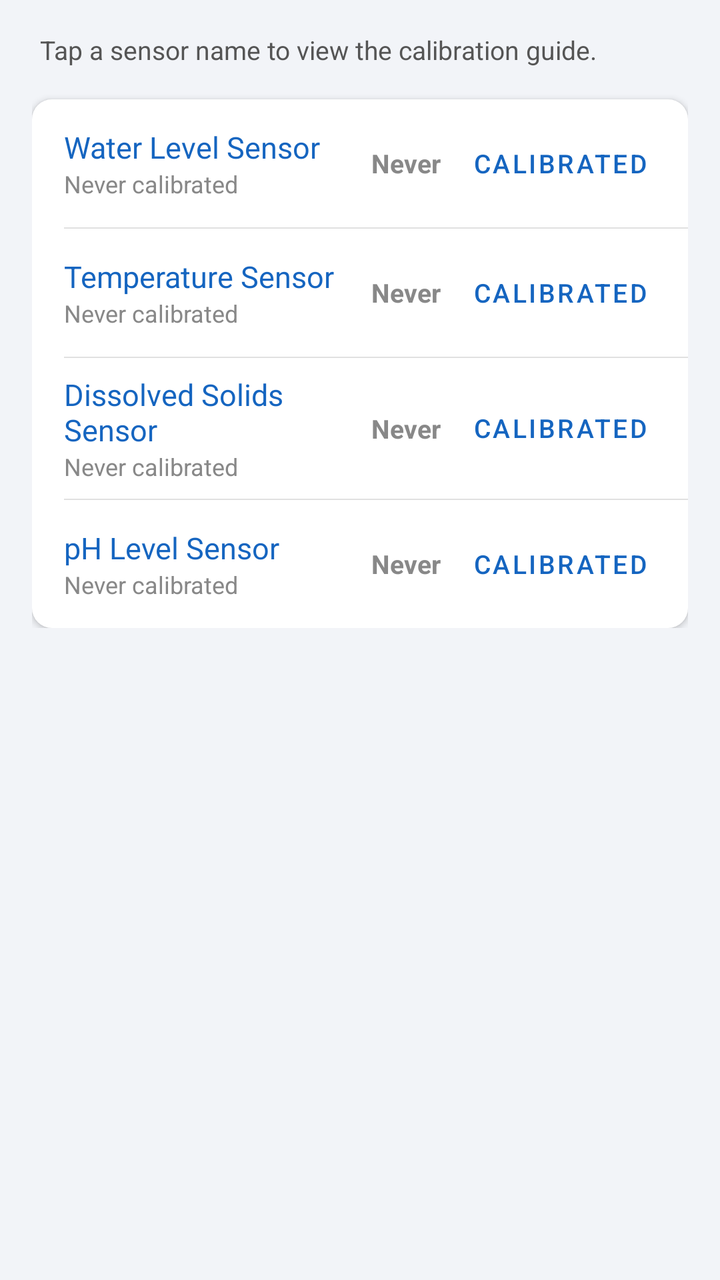
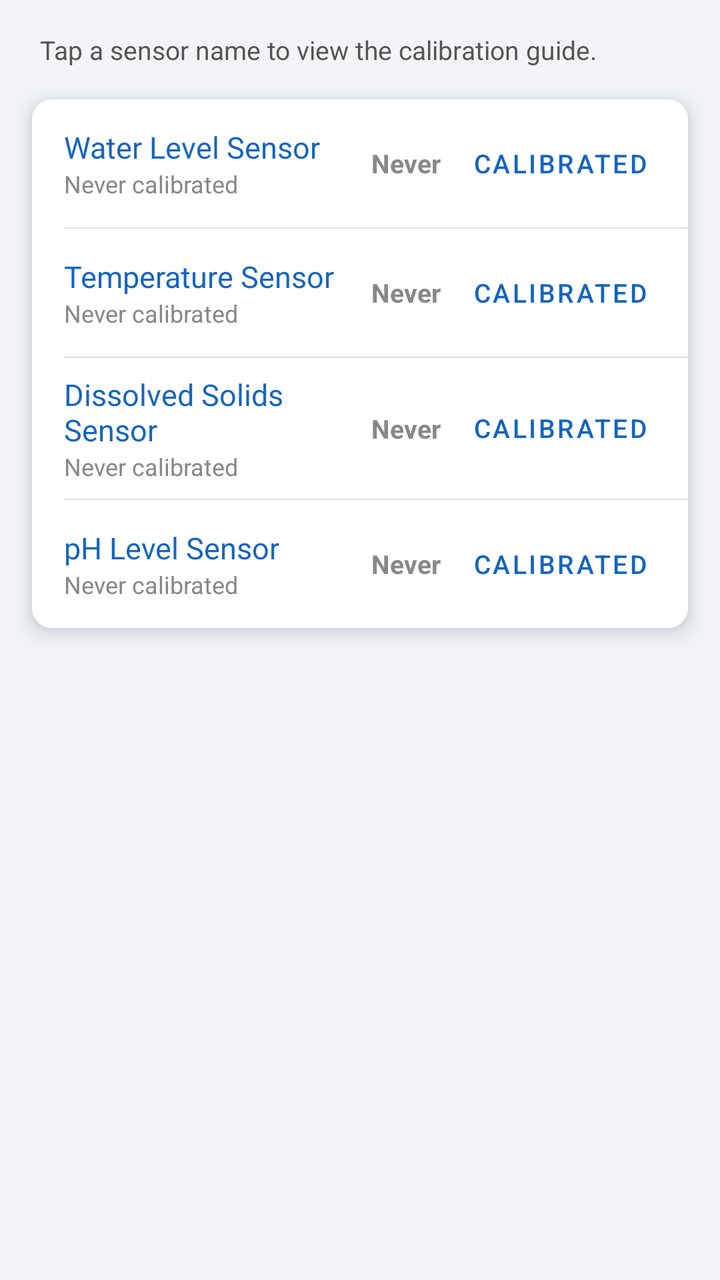

Two renders of the same Android screen: before a commit and after it. Below are the layout's source before the change and the commit's diff.
<!-- AndroidManifest.xml: application theme Theme.AquaSense -->
<!-- res/layout/fragment_sensor_calibration.xml -->
<?xml version="1.0" encoding="utf-8"?>
<ScrollView xmlns:android="http://schemas.android.com/apk/res/android"
    android:layout_width="match_parent"
    android:layout_height="match_parent">

    <LinearLayout
        android:layout_width="match_parent"
        android:layout_height="wrap_content"
        android:orientation="vertical"
        android:padding="16dp">

        <TextView
            android:layout_width="match_parent"
            android:layout_height="wrap_content"
            android:layout_marginBottom="16dp"
            android:layout_marginStart="4dp"
            android:text="@string/calibration_intro"
            android:textColor="@color/text_muted"
            android:textSize="13sp" />

        <LinearLayout
            android:layout_width="match_parent"
            android:layout_height="wrap_content"
            android:background="@drawable/bg_settings_card"
            android:elevation="2dp"
            android:orientation="vertical">

            
            <LinearLayout
                android:layout_width="match_parent"
                android:layout_height="wrap_content"
                android:gravity="center_vertical"
                android:minHeight="60dp"
                android:orientation="horizontal"
                android:paddingStart="16dp"
                android:paddingEnd="12dp"
                android:paddingTop="8dp"
                android:paddingBottom="8dp">

                <LinearLayout
                    android:id="@+id/rowGuideLiquid"
                    android:layout_width="0dp"
                    android:layout_height="wrap_content"
                    android:layout_weight="1"
                    android:clickable="true"
                    android:focusable="true"
                    android:orientation="vertical">

                    <TextView
                        android:layout_width="wrap_content"
                        android:layout_height="wrap_content"
                        android:text="@string/sensor_info_water_level_title"
                        android:textColor="@color/accent"
                        android:textSize="15sp" />

                    <TextView
                        android:id="@+id/tvLiquidDays"
                        android:layout_width="wrap_content"
                        android:layout_height="wrap_content"
                        android:text="@string/never_calibrated"
                        android:textColor="@color/text_secondary"
                        android:textSize="12sp" />

                </LinearLayout>

                <TextView
                    android:id="@+id/tvLiquidStatus"
                    android:layout_width="wrap_content"
                    android:layout_height="wrap_content"
                    android:layout_marginEnd="8dp"
                    android:text="@string/never"
                    android:textColor="@color/text_secondary"
                    android:textSize="13sp"
                    android:textStyle="bold" />

                <Button
                    android:id="@+id/btnCalibrateLiquid"
                    style="?attr/borderlessButtonStyle"
                    android:layout_width="wrap_content"
                    android:layout_height="wrap_content"
                    android:text="@string/calibrate"
                    android:textColor="@color/accent"
                    android:textSize="13sp" />

            </LinearLayout>

            <View
                android:layout_width="match_parent"
                android:layout_height="0.5dp"
                android:layout_marginStart="16dp"
                android:background="@color/divider" />

            
            <LinearLayout
                android:layout_width="match_parent"
                android:layout_height="wrap_content"
                android:gravity="center_vertical"
                android:minHeight="60dp"
                android:orientation="horizontal"
                android:paddingStart="16dp"
                android:paddingEnd="12dp"
                android:paddingTop="8dp"
                android:paddingBottom="8dp">

                <LinearLayout
                    android:id="@+id/rowGuideTemp"
                    android:layout_width="0dp"
                    android:layout_height="wrap_content"
                    android:layout_weight="1"
                    android:clickable="true"
                    android:focusable="true"
                    android:orientation="vertical">

                    <TextView
                        android:layout_width="wrap_content"
                        android:layout_height="wrap_content"
                        android:text="@string/sensor_info_temperature_title"
                        android:textColor="@color/accent"
                        android:textSize="15sp" />

                    <TextView
                        android:id="@+id/tvTempDays"
                        android:layout_width="wrap_content"
                        android:layout_height="wrap_content"
                        android:text="@string/never_calibrated"
                        android:textColor="@color/text_secondary"
                        android:textSize="12sp" />

                </LinearLayout>

                <TextView
                    android:id="@+id/tvTempStatus"
                    android:layout_width="wrap_content"
                    android:layout_height="wrap_content"
                    android:layout_marginEnd="8dp"
                    android:text="@string/never"
                    android:textColor="@color/text_secondary"
                    android:textSize="13sp"
                    android:textStyle="bold" />

                <Button
                    android:id="@+id/btnCalibrateTemp"
                    style="?attr/borderlessButtonStyle"
                    android:layout_width="wrap_content"
                    android:layout_height="wrap_content"
                    android:text="@string/calibrate"
                    android:textColor="@color/accent"
                    android:textSize="13sp" />

            </LinearLayout>

            <View
                android:layout_width="match_parent"
                android:layout_height="0.5dp"
                android:layout_marginStart="16dp"
                android:background="@color/divider" />

            
            <LinearLayout
                android:layout_width="match_parent"
                android:layout_height="wrap_content"
                android:gravity="center_vertical"
                android:minHeight="60dp"
                android:orientation="horizontal"
                android:paddingStart="16dp"
                android:paddingEnd="12dp"
                android:paddingTop="8dp"
                android:paddingBottom="8dp">

                <LinearLayout
                    android:id="@+id/rowGuideTds"
                    android:layout_width="0dp"
                    android:layout_height="wrap_content"
                    android:layout_weight="1"
                    android:clickable="true"
                    android:focusable="true"
                    android:orientation="vertical">

                    <TextView
                        android:layout_width="wrap_content"
                        android:layout_height="wrap_content"
                        android:text="@string/sensor_info_dissolved_solids_title"
                        android:textColor="@color/accent"
                        android:textSize="15sp" />

                    <TextView
                        android:id="@+id/tvTdsDays"
                        android:layout_width="wrap_content"
                        android:layout_height="wrap_content"
                        android:text="@string/never_calibrated"
                        android:textColor="@color/text_secondary"
                        android:textSize="12sp" />

                </LinearLayout>

                <TextView
                    android:id="@+id/tvTdsStatus"
                    android:layout_width="wrap_content"
                    android:layout_height="wrap_content"
                    android:layout_marginEnd="8dp"
                    android:text="@string/never"
                    android:textColor="@color/text_secondary"
                    android:textSize="13sp"
                    android:textStyle="bold" />

                <Button
                    android:id="@+id/btnCalibrateTds"
                    style="?attr/borderlessButtonStyle"
                    android:layout_width="wrap_content"
                    android:layout_height="wrap_content"
                    android:text="@string/calibrate"
                    android:textColor="@color/accent"
                    android:textSize="13sp" />

            </LinearLayout>

            <View
                android:layout_width="match_parent"
                android:layout_height="0.5dp"
                android:layout_marginStart="16dp"
                android:background="@color/divider" />

            
            <LinearLayout
                android:layout_width="match_parent"
                android:layout_height="wrap_content"
                android:gravity="center_vertical"
                android:minHeight="60dp"
                android:orientation="horizontal"
                android:paddingStart="16dp"
                android:paddingEnd="12dp"
                android:paddingTop="8dp"
                android:paddingBottom="8dp">

                <LinearLayout
                    android:id="@+id/rowGuidePh"
                    android:layout_width="0dp"
                    android:layout_height="wrap_content"
                    android:layout_weight="1"
                    android:clickable="true"
                    android:focusable="true"
                    android:orientation="vertical">

                    <TextView
                        android:layout_width="wrap_content"
                        android:layout_height="wrap_content"
                        android:text="@string/sensor_info_ph_level_title"
                        android:textColor="@color/accent"
                        android:textSize="15sp" />

                    <TextView
                        android:id="@+id/tvPhDays"
                        android:layout_width="wrap_content"
                        android:layout_height="wrap_content"
                        android:text="@string/never_calibrated"
                        android:textColor="@color/text_secondary"
                        android:textSize="12sp" />

                </LinearLayout>

                <TextView
                    android:id="@+id/tvPhStatus"
                    android:layout_width="wrap_content"
                    android:layout_height="wrap_content"
                    android:layout_marginEnd="8dp"
                    android:text="@string/never"
                    android:textColor="@color/text_secondary"
                    android:textSize="13sp"
                    android:textStyle="bold" />

                <Button
                    android:id="@+id/btnCalibratePh"
                    style="?attr/borderlessButtonStyle"
                    android:layout_width="wrap_content"
                    android:layout_height="wrap_content"
                    android:text="@string/calibrate"
                    android:textColor="@color/accent"
                    android:textSize="13sp" />

            </LinearLayout>

        </LinearLayout>

    </LinearLayout>

</ScrollView>
<!-- resources referenced by this layout -->
<resources>
  <color name="accent">#FF1565C0</color>
  <color name="divider">#FFE0E0E0</color>
  <color name="text_muted">#FF555555</color>
  <color name="text_secondary">#FF888888</color>
  <!-- drawable bg_settings_card (drawable) -->
  <?xml version="1.0" encoding="utf-8"?>
  <shape xmlns:android="http://schemas.android.com/apk/res/android"
      android:shape="rectangle">
      <solid android:color="@color/card_background" />
      <corners android:radius="10dp" />
  </shape>
  <string name="calibrate">Calibrated</string>
  <string name="calibration_intro">Tap a sensor name to view the calibration guide.</string>
  <string name="never">Never</string>
  <string name="never_calibrated">Never calibrated</string>
  <string name="sensor_info_dissolved_solids_title">Dissolved Solids Sensor</string>
  <string name="sensor_info_ph_level_title">pH Level Sensor</string>
  <string name="sensor_info_temperature_title">Temperature Sensor</string>
  <string name="sensor_info_water_level_title">Water Level Sensor</string>
  <style name="Theme.AquaSense" parent="Base.Theme.AquaSense" />
  <color name="card_background">#FFFFFFFF</color>
  <style name="Base.Theme.AquaSense" parent="Theme.MaterialComponents.DayNight.NoActionBar">
          
          <item name="android:windowBackground">@color/background</item>
          <item name="android:colorBackground">@color/background</item>
          
          <item name="android:statusBarColor">@color/toolbar_gradient_start</item>
          <item name="android:windowLightStatusBar">@bool/light_status_bar_icons</item>
      </style>
  <color name="background">#FFF2F4F8</color>
  <color name="toolbar_gradient_start">#FFC1DFE0</color>
</resources>

<!-- the commit's change to res/layout/fragment_sensor_calibration.xml (unified diff, before → after) -->
@@ -6,6 +6,7 @@
     <LinearLayout
         android:layout_width="match_parent"
         android:layout_height="wrap_content"
+        android:clipToPadding="false"
         android:orientation="vertical"
         android:padding="16dp">
 
@@ -22,7 +23,7 @@
             android:layout_width="match_parent"
             android:layout_height="wrap_content"
             android:background="@drawable/bg_settings_card"
-            android:elevation="2dp"
+            style="@style/Widget.AquaSense.Card"
             android:orientation="vertical">
 
             
<!-- resource entries referenced after the edit -->
@@ -19,8 +19,14 @@
   <string name="sensor_info_ph_level_title">pH Level Sensor</string>
   <string name="sensor_info_temperature_title">Temperature Sensor</string>
   <string name="sensor_info_water_level_title">Water Level Sensor</string>
+  <style name="Widget.AquaSense.Card" parent="">
+          <item name="android:elevation">6dp</item>
+          <item name="android:outlineAmbientShadowColor">@color/card_shadow</item>
+          <item name="android:outlineSpotShadowColor">@color/card_shadow</item>
+      </style>
   <style name="Theme.AquaSense" parent="Base.Theme.AquaSense" />
   <color name="card_background">#FFFFFFFF</color>
+  <color name="card_shadow">#FF123A4D</color>
   <style name="Base.Theme.AquaSense" parent="Theme.MaterialComponents.DayNight.NoActionBar">
           
           <item name="android:windowBackground">@color/background</item>
